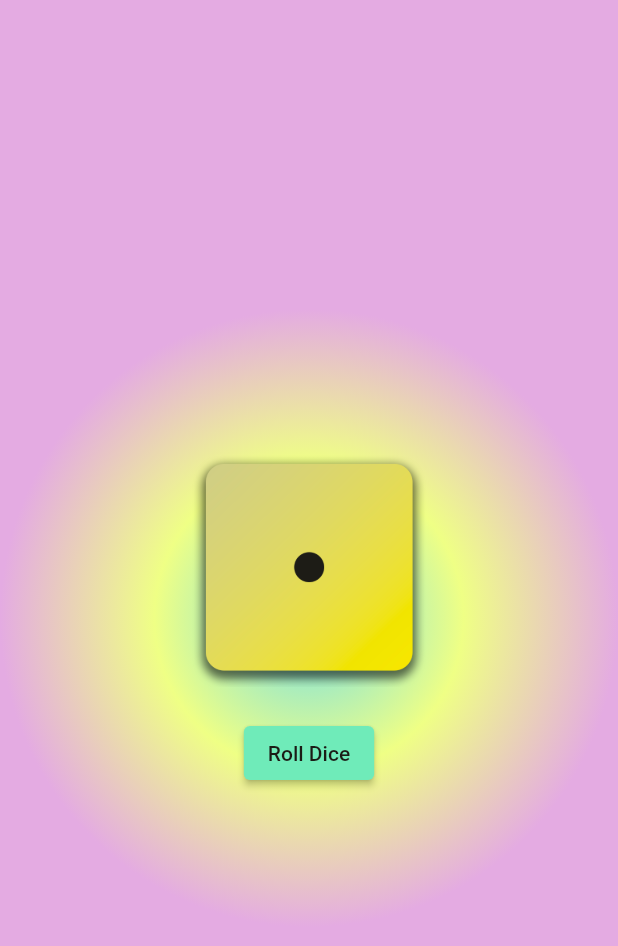
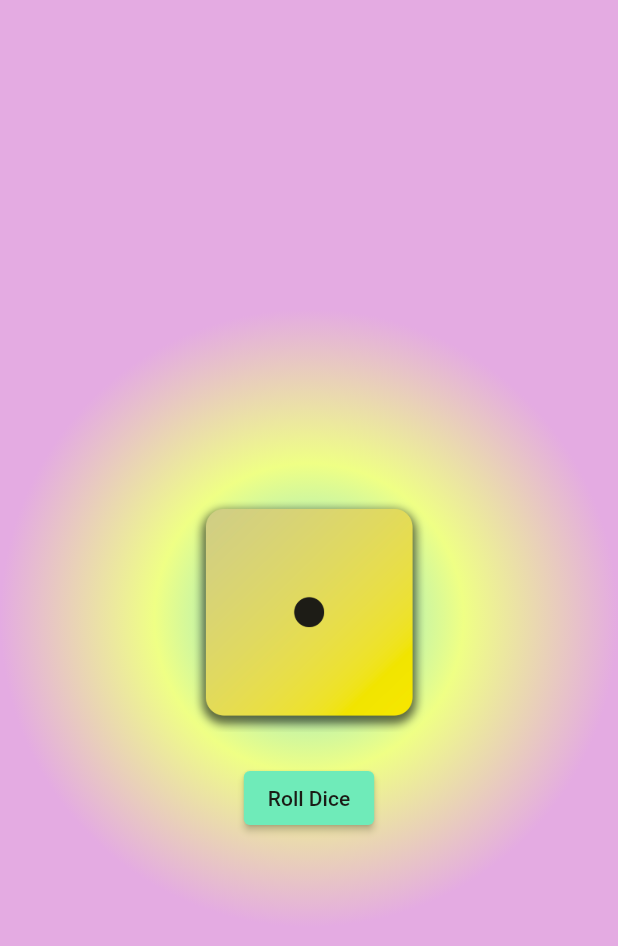
Before and after one commit to gabriela035/Flutter-RollDice_app, a Flutter app: the screen it shows after launch, on a phone screen of 412 x 824 dp. Shown: the top 946 px of the screen. Run offline on Flutter 3.47's test engine with Material 2 defaults, Android fonts, the phone set to English and light mode, and no system bars.

Commit message:
fixing the layout

```diff
--- a/lib/dice_roller.dart
+++ b/lib/dice_roller.dart
@@ -27,6 +27,7 @@ class _DiceRollerState extends State<DiceRoller> {
     return Column(
       mainAxisSize: MainAxisSize.min,
       children: [
+        const SizedBox(height: 60),
         Image.asset(
           'assets/images/dice-$currentDiceRoll.png',
           width: 160,
```
